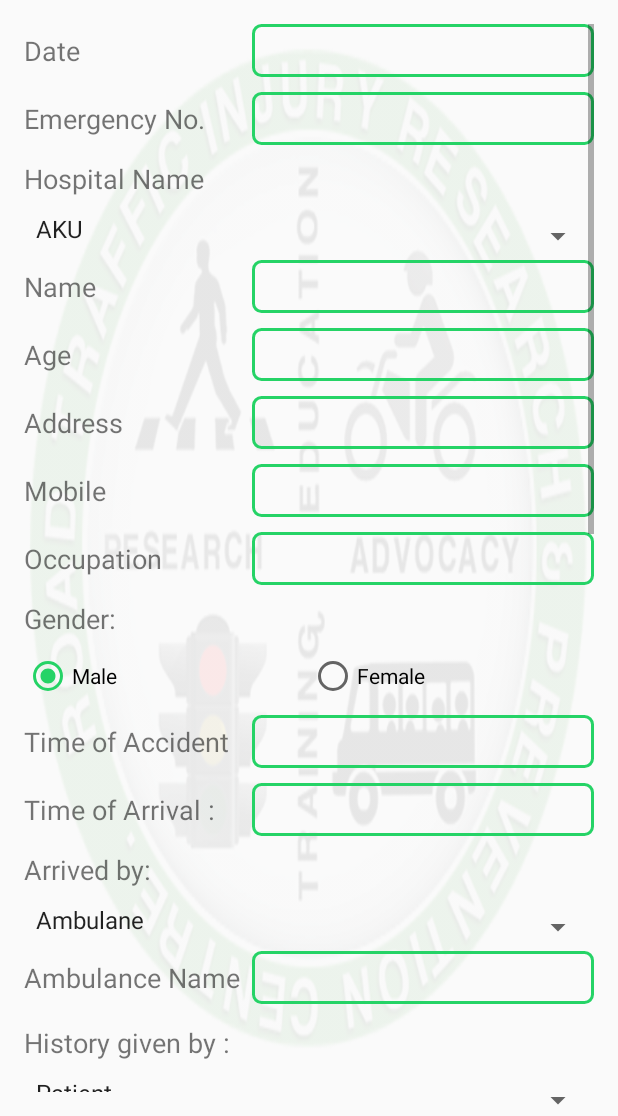
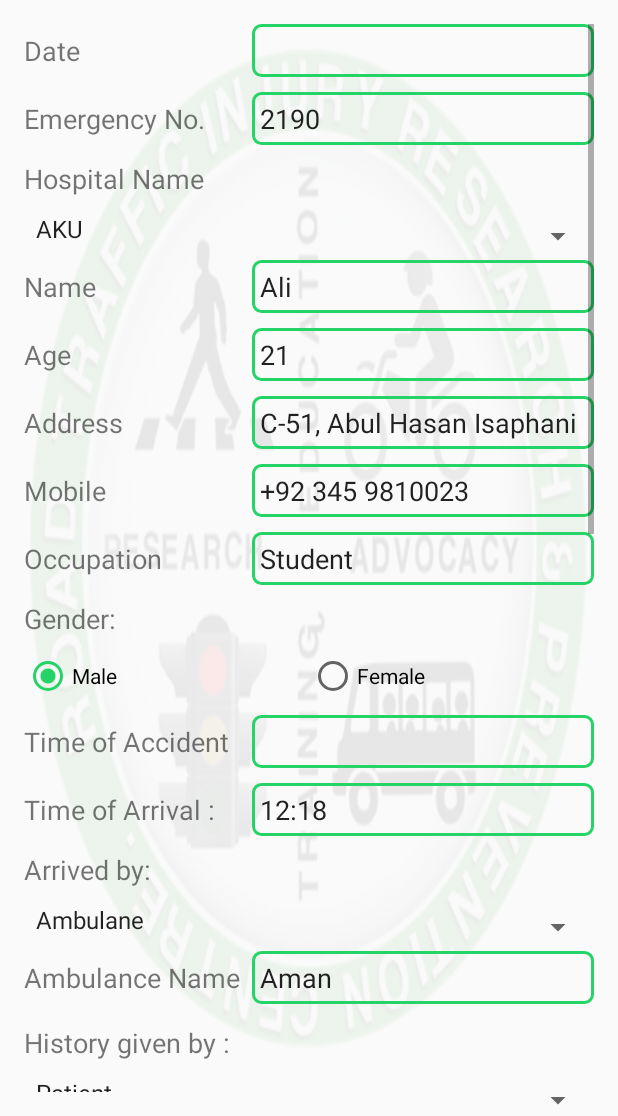
Before and after one commit to uvaishzafri/RTIRPC_App, an Android app: the MainActivity screen opened directly, with no data from a screen before it, on a phone screen of 412 x 824 dp, the part 120-1236 px from its top. Run offline under Robolectric (Android 15) with nearby library versions, the phone set to English and light mode, and no system bars; plain views replace FButton.

```diff
--- a/app/build.gradle
+++ b/app/build.gradle
@@ -2,7 +2,7 @@ apply plugin: 'com.android.application'
 
 android {
     compileSdkVersion 25
-    buildToolsVersion "26.0.1"
+    buildToolsVersion "27.0.3"
     defaultConfig {
         applicationId "com.example.yumnaasim.rtirpc"
         minSdkVersion 9
--- a/app/src/main/res/layout/activity_main.xml
+++ b/app/src/main/res/layout/activity_main.xml
@@ -68,6 +68,7 @@
                     android:layout_height="wrap_content"
                     style="@style/inputStyle"
                     android:ems="10"
+                    android:text="2190"
                     android:inputType="number" />
 
             </LinearLayout>
@@ -110,6 +111,7 @@
                     android:layout_height="wrap_content"
                     android:layout_weight="3"
                     android:ems="10"
+                    android:text="Ali"
                     android:inputType="textPersonName" />
                 </LinearLayout>
 
@@ -134,6 +136,7 @@
                     android:layout_height="wrap_content"
                     android:layout_weight="3"
                     android:ems="10"
+                    android:text="21"
                     android:inputType="number" />
             </LinearLayout>
 
@@ -160,6 +163,7 @@
                     android:layout_height="wrap_content"
                     android:layout_weight="3"
                     android:ems="10"
+                    android:text="C-51, Abul Hasan Isaphani Road"
                     android:inputType="textPersonName" />
             </LinearLayout>
 
@@ -185,6 +189,7 @@
                     android:layout_height="wrap_content"
                     android:layout_weight="3"
                     android:ems="10"
+                    android:text="+92 345 9810023"
                     android:inputType="phone" />
             </LinearLayout>
             <LinearLayout
@@ -208,7 +213,8 @@
                     android:layout_height="wrap_content"
                     android:layout_weight="3"
                     android:ems="10"
-                    android:inputType="text" />
+                    android:inputType="text"
+                    android:text="Student"/>
             </LinearLayout>
 
                     <TextView
@@ -294,7 +300,8 @@
                     android:layout_height="wrap_content"
                     android:layout_weight="3"
                     android:ems="10"
-                    android:inputType="time" />
+                    android:inputType="time"
+                    android:text="12:18"/>
 
             </LinearLayout>
 
@@ -334,7 +341,8 @@
                     android:layout_height="wrap_content"
                     android:layout_weight="3"
                     android:ems="10"
-                    android:inputType="text" />
+                    android:inputType="text"
+                    android:text="Aman"/>
             </LinearLayout>
 
                 <TextView
@@ -560,7 +568,8 @@
                 android:layout_width="match_parent"
                 android:layout_height="wrap_content"
                 android:ems="10"
-                android:inputType="textMultiLine" />
+                android:inputType="textMultiLine"
+                android:text="Block 4-A, Gulshan-e-Iqbal, Karachi"/>
 
 
                 <TextView
--- a/app/src/main/res/layout/activity_main3.xml
+++ b/app/src/main/res/layout/activity_main3.xml
@@ -37,7 +37,8 @@
                 android:ems="10"
                 style="@style/inputStyle"
                 android:layout_marginBottom="10dp"
-                android:inputType="textMultiLine" />
+                android:inputType="textMultiLine"
+                android:text="Critical Condition"/>
             <TextView
                 android:layout_width="match_parent"
                 android:layout_height="wrap_content"
@@ -342,12 +343,12 @@
                     android:textSize="18sp" />
                 <EditText
                     style="@style/inputStyle"
-                   android:layout_marginBottom="10dp"
+                    android:layout_marginBottom="10dp"
                     android:id="@+id/dataCollectorName"
                     android:layout_width="match_parent"
                     android:layout_height="wrap_content"
                     android:ems="10"
-
+                    android:text="Qasim Ali"
                     android:inputType="text" />
 
             <LinearLayout
```
